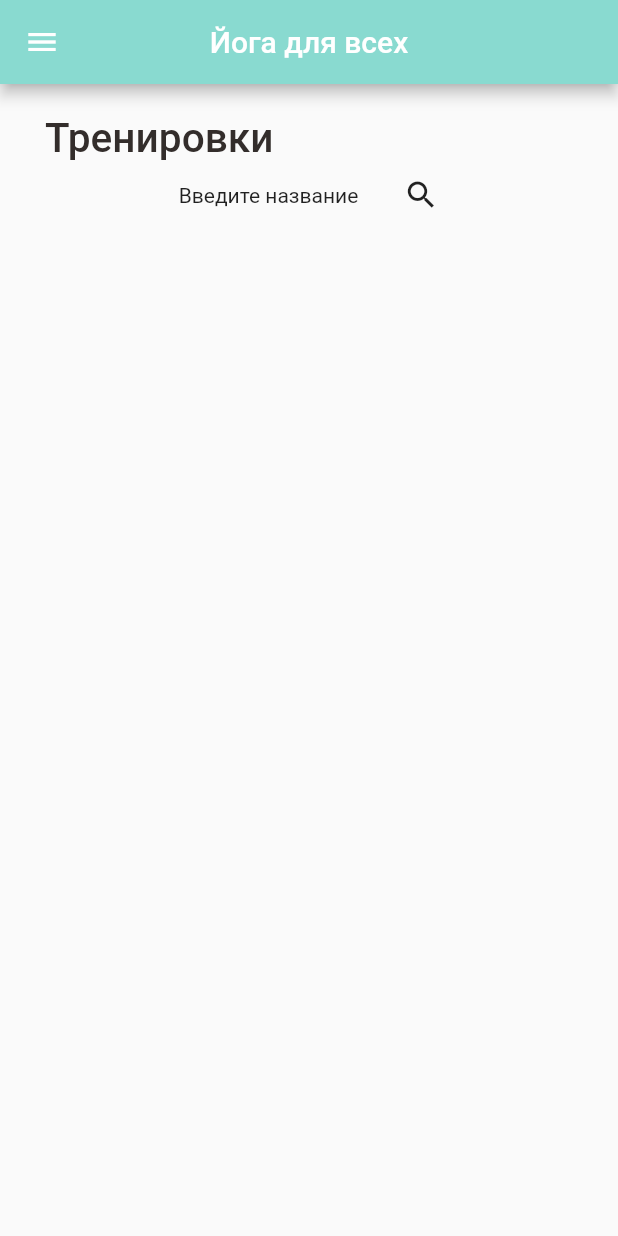
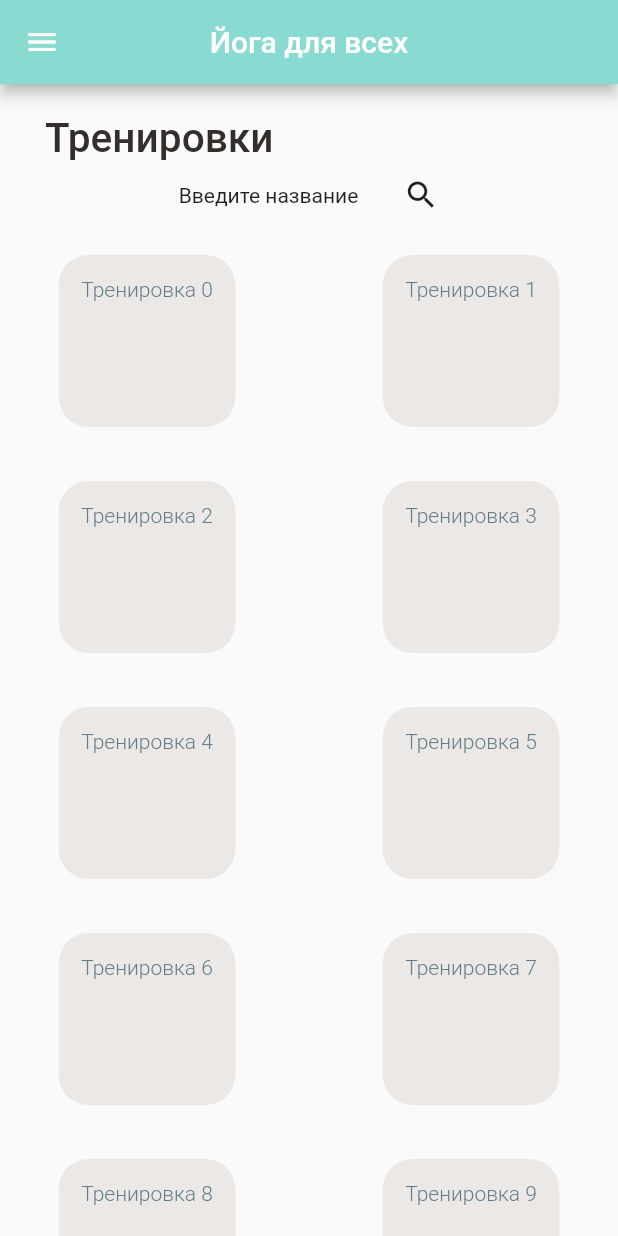
Before and after one commit to rdashk/3dYoga, a Flutter app: the screen it shows after launch, on a phone screen of 412 x 824 dp. Run offline on Flutter 3.47's test engine with Material 2 defaults, Android fonts, the phone set to English and light mode, and no system bars; our stand-ins replace get, sqflite, video_player; missing offline and left inert: flutter_cube; accounts and stored records are empty.

Commit message:
Change getting workouts

```diff
--- a/lib/main.dart
+++ b/lib/main.dart
@@ -12,7 +12,7 @@ import 'package:three_d_yoga/services/db.dart';
 Future<void> main() async {
   WidgetsFlutterBinding.ensureInitialized();
 
-  await DB.init();
+  //await DB.init();
   runApp(const MyApp());
 }
 
--- a/lib/pages/one_workout.dart
+++ b/lib/pages/one_workout.dart
@@ -37,10 +37,7 @@ class _OneWorkoutState extends State<OneWorkout> {
           Column(
             children: [
               BigText(text: "Тренировка 1"),
-              Text(
-                "\nОписание:\nДанная тренировка направлена на укрепление мышц спины...",
-
-              ),
+              Text("\nОписание:\nДанная тренировка направлена на укрепление мышц спины...",),
               const VideoPlayerScreen(),
               const Text(
                 "Упражнения:",
--- a/lib/pages/personal_account.dart
+++ b/lib/pages/personal_account.dart
@@ -1,6 +1,7 @@
 import 'package:flutter/cupertino.dart';
 import 'package:flutter/material.dart';
 import 'package:three_d_yoga/model/model.dart';
+import 'package:three_d_yoga/pages/sign_in.dart';
 
 import '../widgets/appbar.dart';
 import '../widgets/drawer.dart';
@@ -44,6 +45,9 @@ class _PersonalAccountState extends State<PersonalAccount> {
   }
 
   logout() {
-
+    Navigator.push(
+      context,
+      MaterialPageRoute(builder: (context) => SignIn()),
+      );
   }
 }
--- a/lib/pages/workouts.dart
+++ b/lib/pages/workouts.dart
@@ -53,7 +53,7 @@ class _WorkoutPageState extends State<WorkoutPage> {
 
   @override
   Widget build(BuildContext context) {
-    //List<Map> workouts = List.generate(10, (index) => {"id": index, "name": "Тренировка $index"}).toList();
+    List<Map> workouts = List.generate(10, (index) => {"id": index, "name": "Тренировка $index"}).toList();
 
     return Scaffold(
         appBar: const MyAppBar(),
@@ -77,7 +77,7 @@ class _WorkoutPageState extends State<WorkoutPage> {
                   childAspectRatio: 3 / 2,
                   crossAxisSpacing: 20,
                   mainAxisSpacing: 20),
-                  itemCount: _items.length,
+                  itemCount: workouts.length,//_items.length,
                   itemBuilder: (BuildContext ctx, index) {
                     return TextButton(
                         onPressed: () {
@@ -86,7 +86,8 @@ class _WorkoutPageState extends State<WorkoutPage> {
                             MaterialPageRoute(builder: (context) => OneWorkout(id: index)),
                           );
                         },
-                        child: _items[index]
+                        child: //_items[index]
+                          OneCard(title: workouts[index]["name"],description: "",)
                     );
                   }),
             ),
--- a/lib/widgets/video.dart
+++ b/lib/widgets/video.dart
@@ -32,7 +32,7 @@ class _VideoPlayerScreenState extends State<VideoPlayerScreen> {
   @override
   Widget build(BuildContext context) {
     return Container(
-      width: MediaQuery.of(context).size.width/2,
+      width: MediaQuery.of(context).size.width/4,
       padding: EdgeInsets.only(top: 20, bottom: 20),
       child: Column(
         children: [
```
Also changed, not shown: pubspec.lock, 4 other files.
